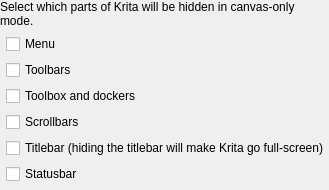
Qt form libs/ui/forms/wdgfullscreensettings.ui (DR-KD1997/IKriate) before a commit.
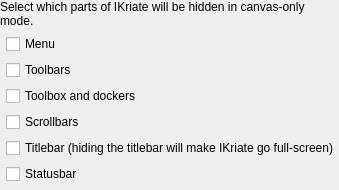
The same form after that commit.

Commit message: Redesigned interface, Qt 6 CI for Windows/Linux, mode-based erasing, branding cleanup

```diff
--- a/libs/ui/forms/wdgfullscreensettings.ui
+++ b/libs/ui/forms/wdgfullscreensettings.ui
@@ -22,7 +22,7 @@
    <item row="0" column="0" colspan="2">
     <widget class="QLabel" name="label">
      <property name="text">
-      <string>Select which parts of Krita will be hidden in canvas-only mode.</string>
+      <string>Select which parts of IKriate will be hidden in canvas-only mode.</string>
      </property>
      <property name="wordWrap">
       <bool>true</bool>
@@ -60,7 +60,7 @@
    <item row="5" column="1">
     <widget class="QCheckBox" name="chkTitlebar">
      <property name="text">
-      <string>Titlebar (hiding the titlebar will make Krita go full-screen)</string>
+      <string>Titlebar (hiding the titlebar will make IKriate go full-screen)</string>
      </property>
     </widget>
    </item>
```
The commit also changes 395 other files.
